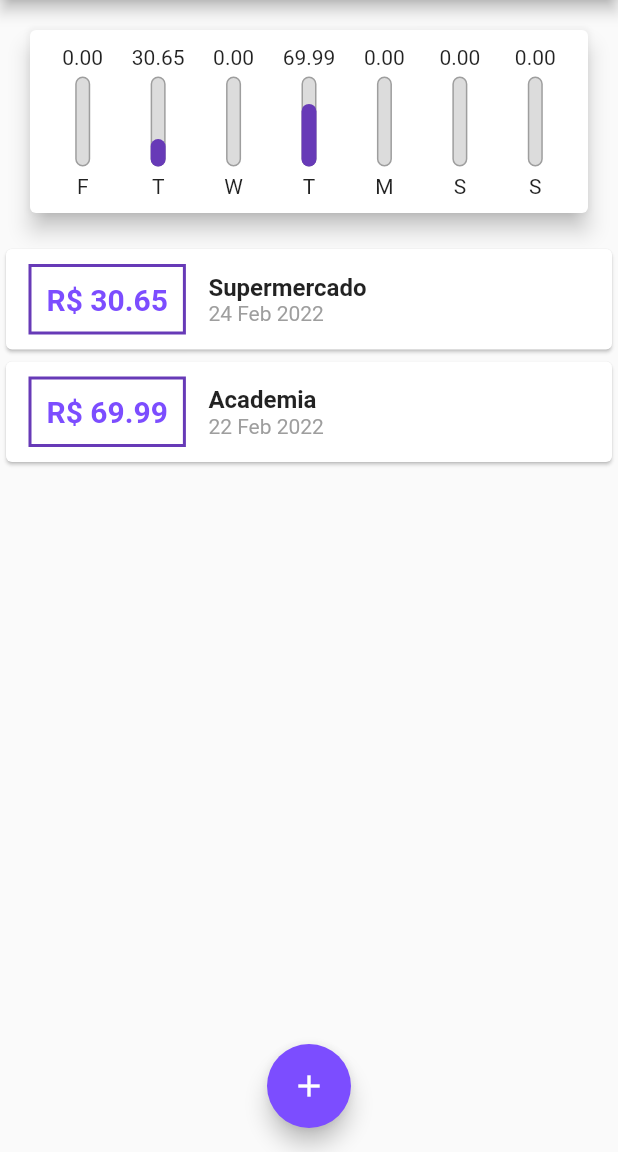
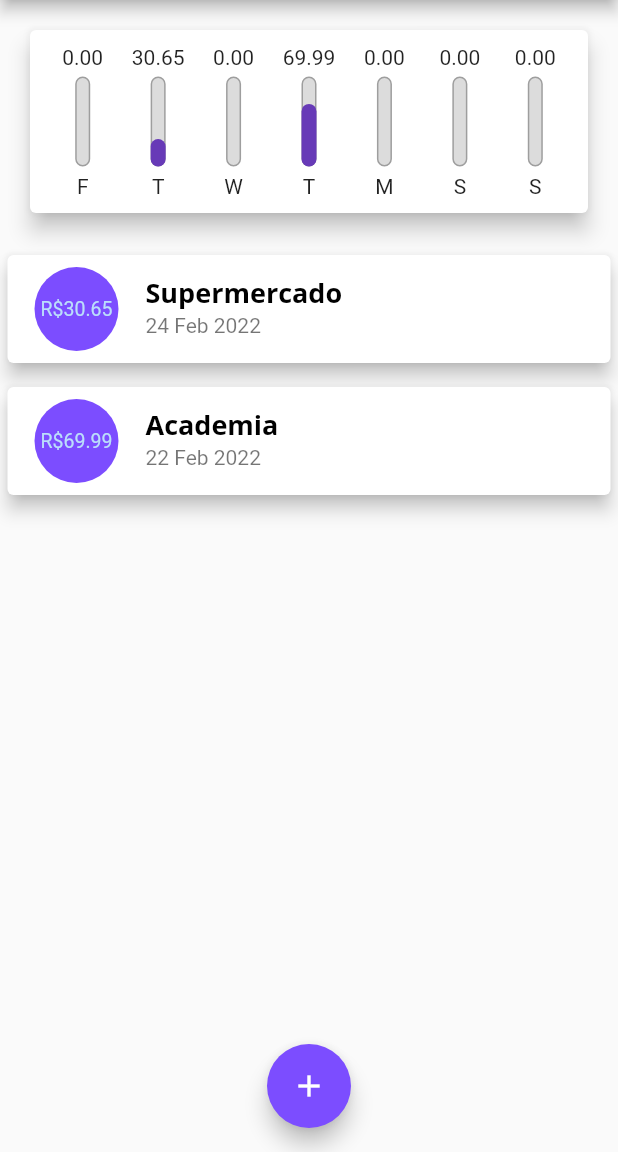
Before and after one commit to joaoffnogueira/purple_expenses, a Flutter app: the screen it shows after launch, on a phone screen of 412 x 824 dp, the part 84-1236 px from its top. Run offline on Flutter 3.47's test engine with Material 2 defaults, Android fonts, the phone set to English and light mode, and no system bars.

Commit message:
Refactor transaction_list

```diff
--- a/lib/components/transaction_list.dart
+++ b/lib/components/transaction_list.dart
@@ -38,40 +38,31 @@
               itemBuilder: (ctx, index) {
                 final transaction = transactions[index];
                 return Card(
-                  child: Row(
-                    children: [
-                      Container(
-                        margin:
-                            EdgeInsets.symmetric(horizontal: 15, vertical: 10),
-                        decoration: BoxDecoration(
-                            border: Border.all(
-                          color: Theme.of(context).colorScheme.primary,
-                          width: 2,
-                        )),
-                        padding: EdgeInsets.all(10),
-                        child: Text(
-                          'R\$ ${transaction.value.toStringAsFixed(2)}',
-                          style: TextStyle(
-                              fontWeight: FontWeight.bold,
-                              fontSize: 20,
-                              color: Theme.of(context).colorScheme.secondary),
+                  elevation: 5,
+                  margin: EdgeInsets.symmetric(
+                    vertical: 8,
+                    horizontal: 5,
+                  ),
+                  child: ListTile(
+                    leading: CircleAvatar(
+                      radius: 30,
+                      backgroundColor: Theme.of(context).colorScheme.secondary,
+                      child: Padding(
+                        padding: const EdgeInsets.all(6.0),
+                        child: FittedBox(
+                          child: Text(
+                            'R\$${transaction.value.toStringAsFixed(2)}',
+                          ),
                         ),
                       ),
-                      Column(
-                        crossAxisAlignment: CrossAxisAlignment.start,
-                        children: [
-                          Text(
-                            transaction.title,
-                            style: TextStyle(
-                                fontSize: 16, fontWeight: FontWeight.bold),
-                          ),
-                          Text(
-                            DateFormat('d MMM y').format(transaction.date),
-                            style: TextStyle(color: Colors.grey),
-                          )
-                        ],
-                      )
-                    ],
+                    ),
+                    title: Text(
+                      transaction.title,
+                      style: Theme.of(context).textTheme.headline6,
+                    ),
+                    subtitle: Text(
+                      DateFormat('d MMM y').format(transaction.date),
+                    ),
                   ),
                 );
               }),
```
